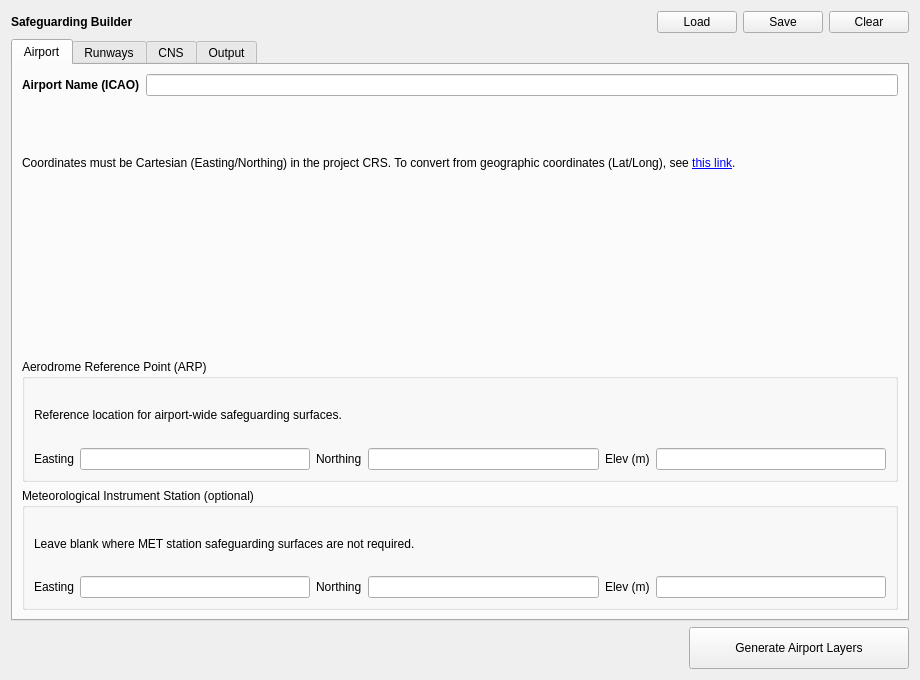
Above: safeguarding_builder_dialog_base.ui from camtodd1/prj-lucid before the change. Below: the same form after it.
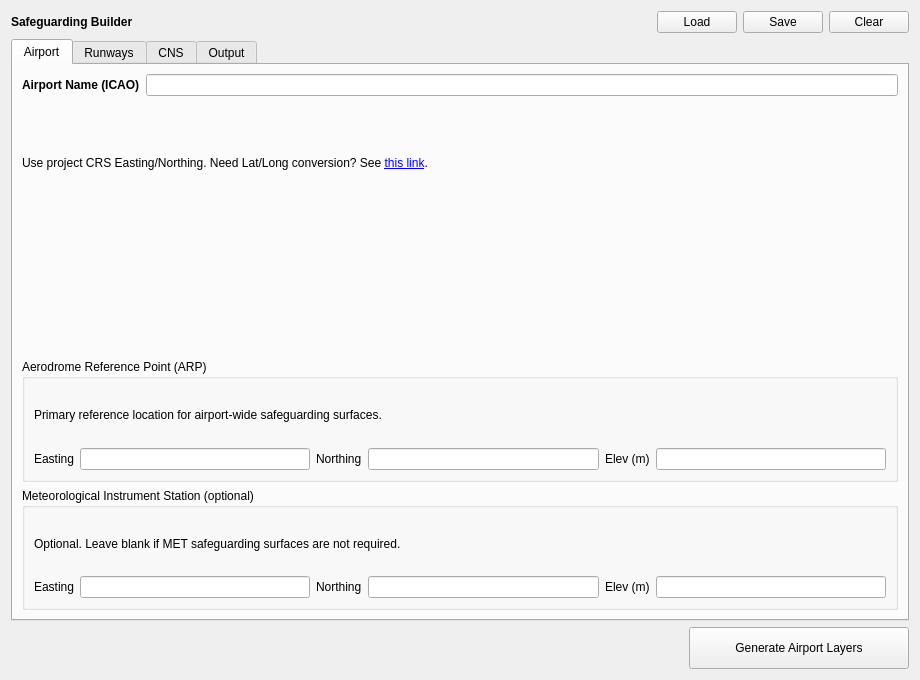
That is the form after the change. Custom widgets are drawn as their Qt base class.

Commit message: Airport tab

```diff
--- a/safeguarding_builder_dialog_base.ui
+++ b/safeguarding_builder_dialog_base.ui
@@ -104,7 +104,7 @@
        <item>
         <widget class="QLabel" name="coord_info">
          <property name="text">
-          <string>Coordinates must be Cartesian (Easting/Northing) in the project CRS. To convert from geographic coordinates (Lat/Long), see &lt;a href=&quot;https://geodesyapps.ga.gov.au/geographic-to-grid&quot;&gt;this link&lt;/a&gt;.</string>
+          <string>Use project CRS Easting/Northing. Need Lat/Long conversion? See &lt;a href=&quot;https://geodesyapps.ga.gov.au/geographic-to-grid&quot;&gt;this link&lt;/a&gt;.</string>
          </property>
          <property name="wordWrap">
           <bool>true</bool>
@@ -127,7 +127,7 @@
           <item row="0" column="0" colspan="6">
            <widget class="QLabel" name="label_arp_description">
             <property name="text">
-             <string>Reference location for airport-wide safeguarding surfaces.</string>
+             <string>Primary reference location for airport-wide safeguarding surfaces.</string>
             </property>
            </widget>
           </item>
@@ -173,7 +173,7 @@
           <item row="0" column="0" colspan="6">
            <widget class="QLabel" name="label_met_description">
             <property name="text">
-             <string>Leave blank where MET station safeguarding surfaces are not required.</string>
+             <string>Optional. Leave blank if MET safeguarding surfaces are not required.</string>
             </property>
            </widget>
           </item>
```
Lines whose indentation alone changed are shown as unchanged. The commit also changes 1 other file.
